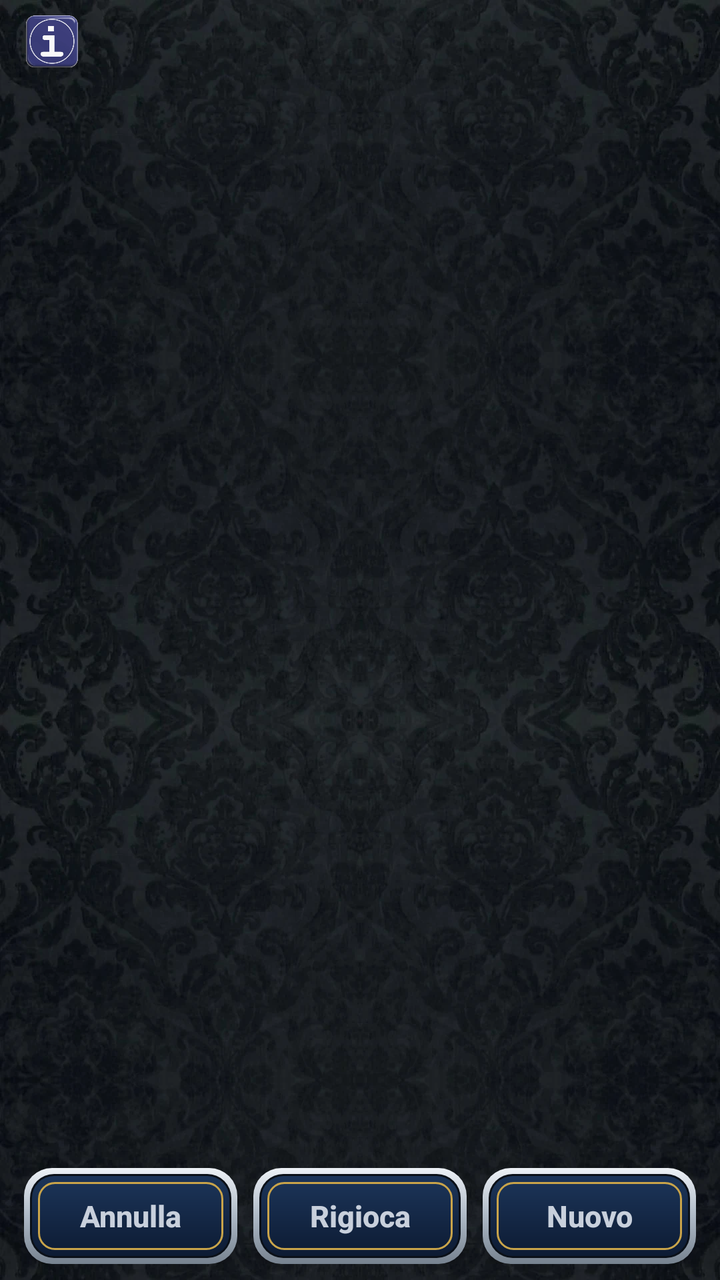
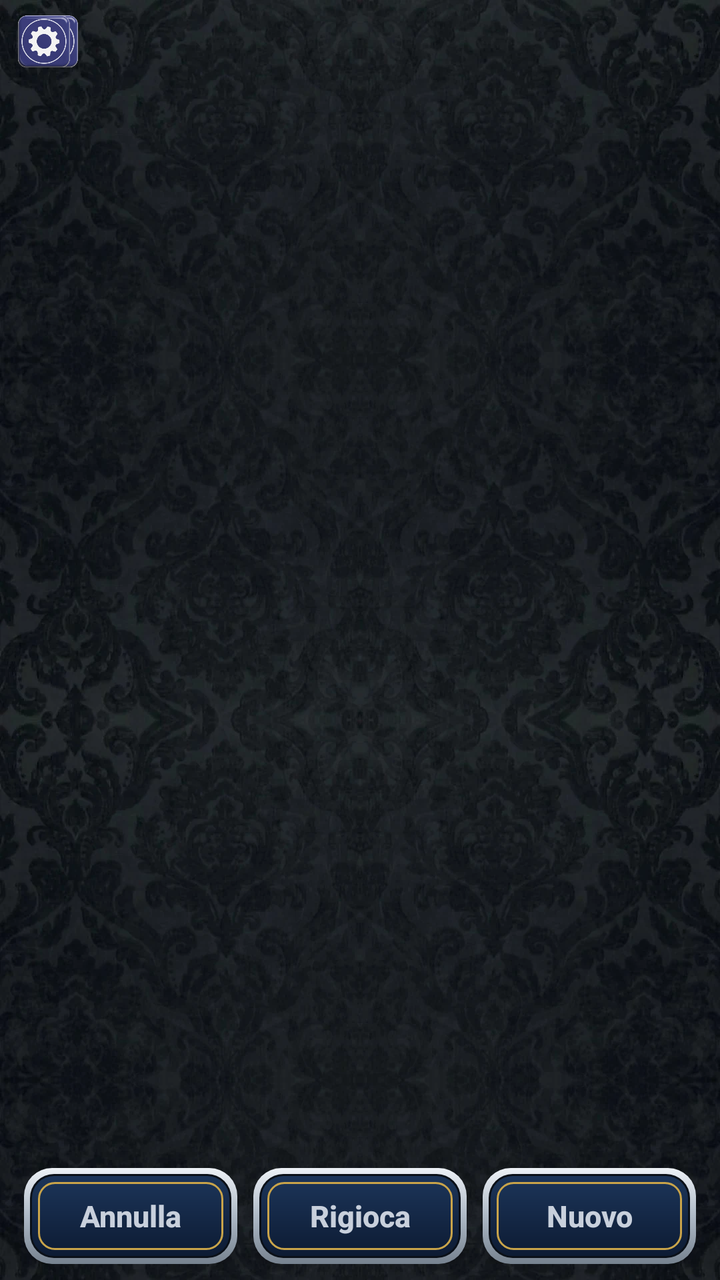

The first picture is an Android layout as it rendered before a commit; the second is the same layout after the commit. The layout source and the unified diff follow.
<!-- AndroidManifest.xml: application theme Theme.Scopa -->
<!-- res/layout/activity_klondike.xml -->
<?xml version="1.0" encoding="utf-8"?>
<androidx.constraintlayout.widget.ConstraintLayout
    xmlns:android="http://schemas.android.com/apk/res/android"
    xmlns:app="http://schemas.android.com/apk/res-auto"
    android:id="@+id/root"
    android:layout_width="match_parent"
    android:layout_height="match_parent"
    android:background="@drawable/bg_velvet">

    <ImageButton
        android:id="@+id/btnInfo"
        android:layout_width="44dp"
        android:layout_height="44dp"
        android:layout_marginStart="4dp"
        android:background="?attr/selectableItemBackgroundBorderless"
        android:contentDescription="@string/cd_info"
        android:padding="9dp"
        android:scaleType="fitCenter"
        android:src="@drawable/btn_info"
        app:layout_constraintBottom_toBottomOf="@id/txtStatus"
        app:layout_constraintStart_toStartOf="parent"
        app:layout_constraintTop_toTopOf="@id/txtStatus" />

    
    <TextView
        android:id="@+id/txtStatus"
        android:layout_width="0dp"
        android:layout_height="wrap_content"
        android:layout_marginTop="10dp"
        android:layout_marginBottom="4dp"
        android:ellipsize="end"
        android:gravity="center"
        android:maxLines="1"
        android:paddingStart="52dp"
        android:paddingEnd="52dp"
        android:textColor="@color/silver"
        android:textSize="15sp"
        app:layout_constraintEnd_toEndOf="parent"
        app:layout_constraintStart_toStartOf="parent"
        app:layout_constraintTop_toTopOf="parent" />

    <FrameLayout
        android:id="@+id/board"
        android:layout_width="match_parent"
        android:layout_height="0dp"
        app:layout_constraintBottom_toTopOf="@id/bottomBar"
        app:layout_constraintTop_toBottomOf="@id/txtStatus" />

    
    <androidx.appcompat.widget.AppCompatButton
        android:id="@+id/btnFinish"
        android:layout_width="wrap_content"
        android:layout_height="48dp"
        android:layout_marginBottom="14dp"
        android:background="@drawable/btn_cartiglio"
        android:paddingStart="26dp"
        android:paddingEnd="26dp"
        android:text="@string/kl_finish"
        android:textAllCaps="false"
        android:textColor="@color/gold"
        android:textSize="16sp"
        android:textStyle="bold"
        android:visibility="gone"
        app:layout_constraintBottom_toTopOf="@id/bottomBar"
        app:layout_constraintEnd_toEndOf="parent"
        app:layout_constraintStart_toStartOf="parent" />

    <LinearLayout
        android:id="@+id/bottomBar"
        android:layout_width="match_parent"
        android:layout_height="wrap_content"
        android:gravity="center"
        android:orientation="horizontal"
        android:paddingTop="6dp"
        android:paddingBottom="8dp"
        app:layout_constraintBottom_toBottomOf="parent">

        
        <androidx.appcompat.widget.AppCompatButton
            android:id="@+id/btnUndo"
            android:layout_width="0dp"
            android:layout_height="48dp"
            android:layout_marginStart="12dp"
            android:layout_marginEnd="4dp"
            android:layout_weight="1"
            android:background="@drawable/btn_cartiglio"
            android:maxLines="1"
            android:text="@string/kl_undo"
            android:textAllCaps="false"
            android:textColor="@color/silver"
            android:textStyle="bold"
            app:autoSizeTextType="uniform"
            app:autoSizeMinTextSize="11sp"
            app:autoSizeMaxTextSize="15sp"
            app:autoSizeStepGranularity="1sp" />

        <androidx.appcompat.widget.AppCompatButton
            android:id="@+id/btnRestart"
            android:layout_width="0dp"
            android:layout_height="48dp"
            android:layout_marginStart="4dp"
            android:layout_marginEnd="4dp"
            android:layout_weight="1"
            android:background="@drawable/btn_cartiglio"
            android:maxLines="1"
            android:text="@string/kl_restart"
            android:textAllCaps="false"
            android:textColor="@color/silver"
            android:textStyle="bold"
            app:autoSizeTextType="uniform"
            app:autoSizeMinTextSize="11sp"
            app:autoSizeMaxTextSize="15sp"
            app:autoSizeStepGranularity="1sp" />

        <androidx.appcompat.widget.AppCompatButton
            android:id="@+id/btnDeal"
            android:layout_width="0dp"
            android:layout_height="48dp"
            android:layout_marginStart="4dp"
            android:layout_marginEnd="12dp"
            android:layout_weight="1"
            android:background="@drawable/btn_cartiglio"
            android:maxLines="1"
            android:text="@string/kl_deal"
            android:textAllCaps="false"
            android:textColor="@color/silver"
            android:textStyle="bold"
            app:autoSizeTextType="uniform"
            app:autoSizeMinTextSize="11sp"
            app:autoSizeMaxTextSize="15sp"
            app:autoSizeStepGranularity="1sp" />

    </LinearLayout>
</androidx.constraintlayout.widget.ConstraintLayout>
<!-- resources referenced by this layout -->
<resources>
  <color name="gold">#E9C24C</color>
  <color name="silver">#C8D0DC</color>
  <!-- drawable bg_velvet (drawable) -->
  <?xml version="1.0" encoding="utf-8"?>
  <layer-list xmlns:android="http://schemas.android.com/apk/res/android">
      <item android:drawable="@color/velvet_base" />
      <item>
          <bitmap android:src="@drawable/velvet" android:tileMode="repeat" android:dither="true" />
      </item>
  </layer-list>
  <!-- drawable btn_cartiglio (drawable) -->
  <?xml version="1.0" encoding="utf-8"?>
  <layer-list xmlns:android="http://schemas.android.com/apk/res/android">
      
      <item>
          <shape android:shape="rectangle">
              <gradient android:angle="270"
                  android:startColor="#EDF1F6"
                  android:centerColor="#AEB9C6"
                  android:endColor="#76828F" />
              <corners android:radius="14dp" />
          </shape>
      </item>
      
      <item android:left="3dp" android:top="3dp" android:right="3dp" android:bottom="3dp">
          <shape android:shape="rectangle">
              <solid android:color="#0A1018" />
              <corners android:radius="12dp" />
          </shape>
      </item>
      
      <item android:left="4dp" android:top="4dp" android:right="4dp" android:bottom="4dp">
          <shape android:shape="rectangle">
              <gradient android:angle="270"
                  android:startColor="#1C3559"
                  android:endColor="#0D1B33" />
              <corners android:radius="11dp" />
          </shape>
      </item>
      
      <item android:left="7dp" android:top="7dp" android:right="7dp" android:bottom="7dp">
          <shape android:shape="rectangle">
              <solid android:color="@android:color/transparent" />
              <stroke android:width="1dp" android:color="#C9A44A" />
              <corners android:radius="8dp" />
              <padding android:left="12dp" android:top="4dp" android:right="12dp" android:bottom="4dp" />
          </shape>
      </item>
  </layer-list>
  <!-- drawable btn_info: webp bitmap (drawable-nodpi, 13626 bytes) -->
  <string name="cd_info">Informazioni</string>
  <string name="kl_deal">Nuovo</string>
  <string name="kl_finish">Completa</string>
  <string name="kl_restart">Rigioca</string>
  <string name="kl_undo">Annulla</string>
  <style name="Theme.Scopa" parent="Theme.MaterialComponents.DayNight.NoActionBar">
          <item name="colorPrimary">@color/navy_mid</item>
          <item name="colorPrimaryVariant">@color/navy_deep</item>
          <item name="colorOnPrimary">@color/celeste_light</item>
          <item name="colorSecondary">@color/gold</item>
          <item name="android:statusBarColor" tools:targetApi="l">@color/navy_deep</item>
          <item name="alertDialogTheme">@style/DarkAlertDialog</item>
          <item name="materialAlertDialogTheme">@style/DarkAlertDialog</item>
      </style>
  <color name="velvet_base">#0A1018</color>
  <!-- drawable velvet: webp bitmap (drawable-nodpi, 65120 bytes) -->
  <color name="navy_mid">#23477E</color>
  <color name="navy_deep">#0C1626</color>
  <color name="celeste_light">#D7EAF6</color>
  <style name="DarkAlertDialog" parent="Theme.MaterialComponents.Dialog.Alert">
          <item name="colorSurface">@color/navy</item>
          <item name="android:colorBackground">@color/navy</item>
          <item name="colorOnSurface">@color/silver</item>
          <item name="android:textColorPrimary">@color/silver</item>
          <item name="android:textColorSecondary">@color/silver</item>
          <item name="colorPrimary">@color/silver</item>
      </style>
  <color name="navy">#14294A</color>
</resources>

<!-- the commit's change to res/layout/activity_klondike.xml (unified diff, before → after) -->
@@ -20,6 +20,20 @@
         app:layout_constraintBottom_toBottomOf="@id/txtStatus"
         app:layout_constraintStart_toStartOf="parent"
         app:layout_constraintTop_toTopOf="@id/txtStatus" />
+    
+    <ImageButton
+        android:id="@+id/btnSettings"
+        android:layout_width="44dp"
+        android:layout_height="44dp"
+        android:padding="9dp"
+        android:background="?attr/selectableItemBackgroundBorderless"
+        android:contentDescription="@string/cd_settings"
+        android:scaleType="fitCenter"
+        android:src="@drawable/btn_settings"
+        app:layout_constraintBottom_toBottomOf="@id/txtStatus"
+        app:layout_constraintTop_toTopOf="@id/txtStatus" />
+        app:layout_constraintStart_toEndOf="@id/btnInfo" />
+
 
     
     <TextView
<!-- resource entries referenced after the edit -->
@@ -50,7 +50,9 @@
       </item>
   </layer-list>
   <!-- drawable btn_info: webp bitmap (drawable-nodpi, 13626 bytes) -->
+  <!-- drawable btn_settings: webp bitmap (drawable-nodpi, 16520 bytes) -->
   <string name="cd_info">Informazioni</string>
+  <string name="cd_settings">Impostazioni</string>
   <string name="kl_deal">Nuovo</string>
   <string name="kl_finish">Completa</string>
   <string name="kl_restart">Rigioca</string>
